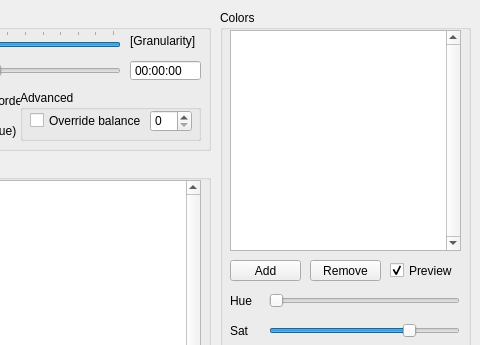
This is mainwindow.ui in elfakyn/ColorShifter-qt as Qt 5 draws it before an edit; both pictures show x 160 to 640 and y 0 to 345 of the 640 by 480 pixel window. The edited form follows.
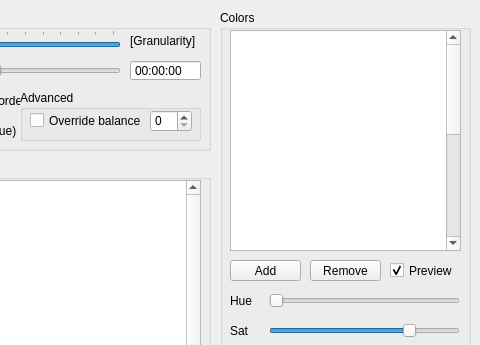
This is the edited form.

The edit to the form file:
```diff
--- a/mainwindow.ui
+++ b/mainwindow.ui
@@ -130,12 +130,85 @@
        <height>221</height>
       </rect>
      </property>
+     <property name="frameShape">
+      <enum>QFrame::StyledPanel</enum>
+     </property>
+     <property name="frameShadow">
+      <enum>QFrame::Sunken</enum>
+     </property>
      <property name="verticalScrollBarPolicy">
       <enum>Qt::ScrollBarAlwaysOn</enum>
      </property>
      <property name="horizontalScrollBarPolicy">
       <enum>Qt::ScrollBarAlwaysOff</enum>
      </property>
+     <property name="dragEnabled">
+      <bool>false</bool>
+     </property>
+     <property name="dragDropOverwriteMode">
+      <bool>false</bool>
+     </property>
+     <property name="dragDropMode">
+      <enum>QAbstractItemView::DragDrop</enum>
+     </property>
+     <property name="defaultDropAction">
+      <enum>Qt::MoveAction</enum>
+     </property>
+     <property name="alternatingRowColors">
+      <bool>false</bool>
+     </property>
+     <property name="selectionMode">
+      <enum>QAbstractItemView::SingleSelection</enum>
+     </property>
+     <property name="selectionBehavior">
+      <enum>QAbstractItemView::SelectItems</enum>
+     </property>
+     <property name="verticalScrollMode">
+      <enum>QAbstractItemView::ScrollPerItem</enum>
+     </property>
+     <property name="showGrid">
+      <bool>false</bool>
+     </property>
+     <property name="cornerButtonEnabled">
+      <bool>false</bool>
+     </property>
+     <property name="rowCount">
+      <number>15</number>
+     </property>
+     <property name="columnCount">
+      <number>1</number>
+     </property>
+     <attribute name="horizontalHeaderVisible">
+      <bool>false</bool>
+     </attribute>
+     <attribute name="horizontalHeaderCascadingSectionResizes">
+      <bool>false</bool>
+     </attribute>
+     <attribute name="horizontalHeaderHighlightSections">
+      <bool>false</bool>
+     </attribute>
+     <attribute name="horizontalHeaderStretchLastSection">
+      <bool>true</bool>
+     </attribute>
+     <attribute name="verticalHeaderVisible">
+      <bool>false</bool>
+     </attribute>
+     <row/>
+     <row/>
+     <row/>
+     <row/>
+     <row/>
+     <row/>
+     <row/>
+     <row/>
+     <row/>
+     <row/>
+     <row/>
+     <row/>
+     <row/>
+     <row/>
+     <row/>
+     <column/>
     </widget>
     <widget class="QSlider" name="valueBlueSlider">
      <property name="geometry">
```
